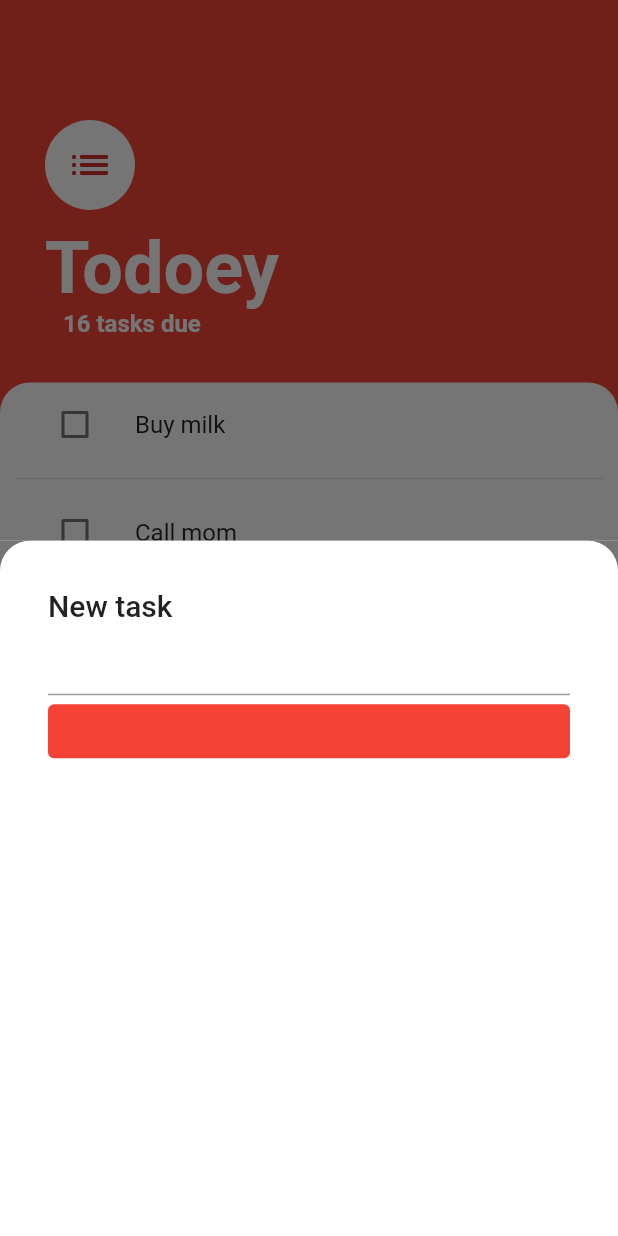
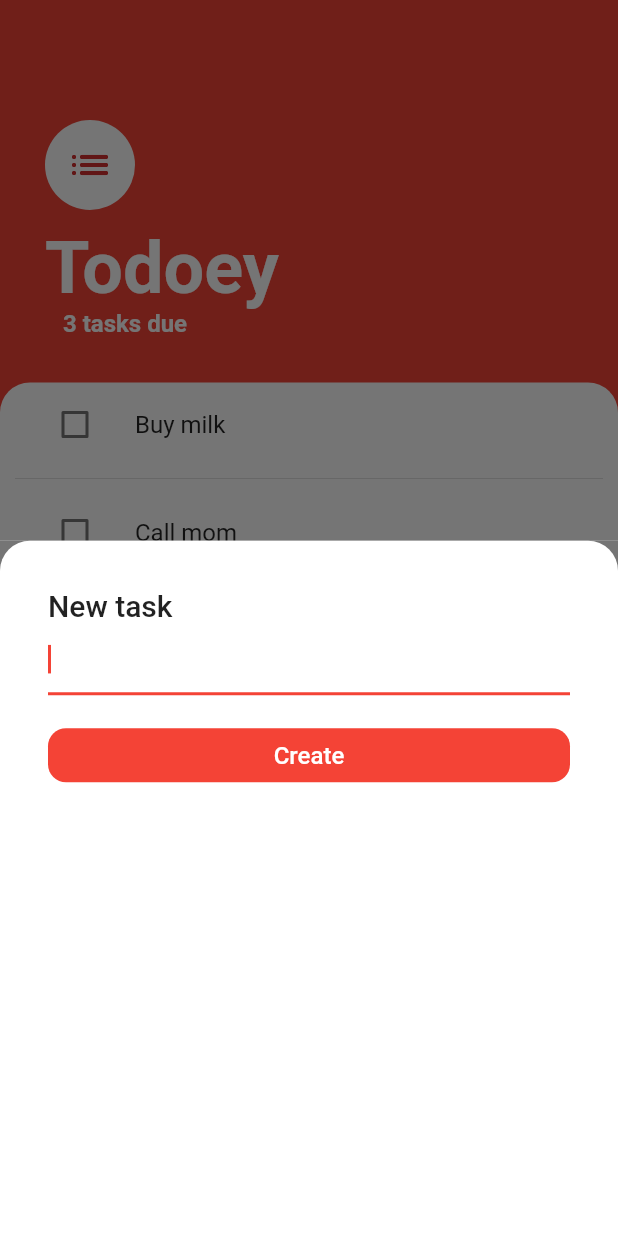
Before and after one commit to Basith-P/Todoey, a Flutter app: the screen it shows after launch, after a tap on the "add" icon, on a phone screen of 412 x 824 dp. Run offline on Flutter 3.47's test engine with Material 2 defaults, Android fonts, the phone set to English and light mode, and no system bars.

Commit message:
Add provider pkg | display tasks | add tasks

```diff
--- a/lib/main.dart
+++ b/lib/main.dart
@@ -1,17 +1,22 @@
 import 'package:flutter/material.dart';
+import 'package:provider/provider.dart';
 
-import 'package:todoey/config/theme/custome_theme.dart';
-import 'package:todoey/views/tasks/tasks_screen.dart';
+import '/config/theme/custome_theme.dart';
+import '/providers/task_data.dart';
+import 'views/tasks/tasks_screen.dart';
 
 void main() => runApp(Todoey());
 
 class Todoey extends StatelessWidget {
   @override
   Widget build(BuildContext context) {
-    return MaterialApp(
-      home: const TasksScreen(),
-      theme: CustomTheme.lightTheme,
-      debugShowCheckedModeBanner: false,
+    return ChangeNotifierProvider(
+      create: (context) => TaskData(),
+      child: MaterialApp(
+        home: const TasksScreen(),
+        theme: CustomTheme.lightTheme,
+        debugShowCheckedModeBanner: false,
+      ),
     );
   }
 }
--- /dev/null
+++ b/lib/providers/task_data.dart
@@ -0,0 +1,24 @@
+import 'package:flutter/foundation.dart';
+
+import '../models/task.dart';
+
+class TaskData with ChangeNotifier {
+  List<Task> tasks = [
+    Task(name: 'Buy milk'),
+    Task(name: 'Call mom'),
+    Task(name: 'Mail boss'),
+  ];
+
+  List<Task> get allTasks {
+    return [...tasks];
+  }
+
+  int get taskCount {
+    return tasks.length;
+  }
+
+  void addTask(String taskTitle) {
+    tasks.add(Task(name: taskTitle));
+    notifyListeners();
+  }
+}
--- a/lib/views/add_task/add_task_screen.dart
+++ b/lib/views/add_task/add_task_screen.dart
@@ -1,10 +1,14 @@
 import 'package:flutter/material.dart';
+import 'package:provider/provider.dart';
+
+import 'package:todoey/providers/task_data.dart';
 
 class AddTaskScreen extends StatelessWidget {
   const AddTaskScreen({Key? key}) : super(key: key);
 
   @override
   Widget build(BuildContext context) {
+    String? newTaskTitle;
     return Container(
       color: const Color(0xff757575),
       child: Container(
@@ -23,13 +27,31 @@ class AddTaskScreen extends StatelessWidget {
                 'New task',
                 style: Theme.of(context).textTheme.headline6,
               ),
-              TextField(),
+              TextField(
+                autofocus: true,
+                onChanged: (value) => newTaskTitle = value,
+              ),
+              const SizedBox(height: 16),
               TextButton(
                 style: TextButton.styleFrom(
                   backgroundColor: Colors.red,
+                  shape: RoundedRectangleBorder(
+                    borderRadius: BorderRadius.circular(12),
+                  ),
                 ),
-                onPressed: () {},
-                child: Text('Add'),
+                onPressed: () {
+                  if (newTaskTitle != null) {
+                    Provider.of<TaskData>(context, listen: false).addTask(newTaskTitle!);
+                    Navigator.pop(context);
+                  }
+                },
+                child: const Text(
+                  'Create',
+                  style: TextStyle(
+                    color: Colors.white,
+                    fontSize: 16,
+                  ),
+                ),
               ),
             ],
           ),
--- a/lib/views/tasks/tasks_screen.dart
+++ b/lib/views/tasks/tasks_screen.dart
@@ -1,5 +1,7 @@
 import 'package:flutter/material.dart';
+import 'package:provider/provider.dart';
 
+import '../../providers/task_data.dart';
 import '../add_task/add_task_screen.dart';
 import 'tasks_widgets/tasks_list.dart';
 
@@ -16,8 +18,8 @@ class TasksScreen extends StatelessWidget {
             padding: const EdgeInsets.fromLTRB(30, 80, 30, 30),
             child: Column(
               crossAxisAlignment: CrossAxisAlignment.start,
-              children: const [
-                CircleAvatar(
+              children: [
+                const CircleAvatar(
                   radius: 30,
                   backgroundColor: Colors.white,
                   child: Icon(
@@ -25,8 +27,8 @@ class TasksScreen extends StatelessWidget {
                     size: 32,
                   ),
                 ),
-                SizedBox(height: 10),
-                Text(
+                const SizedBox(height: 10),
+                const Text(
                   'Todoey',
                   style: TextStyle(
                     fontSize: 48,
@@ -35,8 +37,8 @@ class TasksScreen extends StatelessWidget {
                   ),
                 ),
                 Text(
-                  '\t\t\t16 tasks due',
-                  style: TextStyle(
+                  '\t\t\t${Provider.of<TaskData>(context).taskCount} tasks due',
+                  style: const TextStyle(
                     color: Colors.white,
                     fontWeight: FontWeight.bold,
                     fontSize: 16,
--- a/lib/views/tasks/tasks_widgets/tasks_list.dart
+++ b/lib/views/tasks/tasks_widgets/tasks_list.dart
@@ -1,6 +1,7 @@
 import 'package:flutter/material.dart';
+import 'package:provider/provider.dart';
+import 'package:todoey/providers/task_data.dart';
 
-import '../../../models/task.dart';
 import 'task_item.dart';
 
 class TasksList extends StatefulWidget {
@@ -9,24 +10,20 @@ class TasksList extends StatefulWidget {
 }
 
 class _TasksListState extends State<TasksList> {
-  List<Task> tasks = [
-    Task(name: 'Buy milk'),
-    Task(name: 'Call mom'),
-    Task(name: 'Mail letter'),
-  ];
-
   @override
   Widget build(BuildContext context) {
-    return ListView.separated(
+    return Consumer<TaskData>(
+      builder: (context, taskData, child) => ListView.separated(
         physics: const BouncingScrollPhysics(),
-      itemCount: tasks.length,
+        itemCount: taskData.taskCount,
         itemBuilder: (context, i) {
+          final task = taskData.tasks[i];
           return TaskItem(
-          taskTitle: tasks[i].name,
-          isDone: tasks[i].isDone,
+            taskTitle: task.name,
+            isDone: task.isDone,
             checkBoxCallback: () {
               setState(() {
-              tasks[i].toggleDone();
+                task.toggleDone();
               });
             },
           );
@@ -34,6 +31,7 @@ class _TasksListState extends State<TasksList> {
         separatorBuilder: (context, i) {
           return const Divider();
         },
+      ),
     );
   }
 }
```
Also changed, not shown: pubspec.yaml (+38 -72 lines), pubspec.lock. Lines whose indentation alone changed are shown as unchanged.
